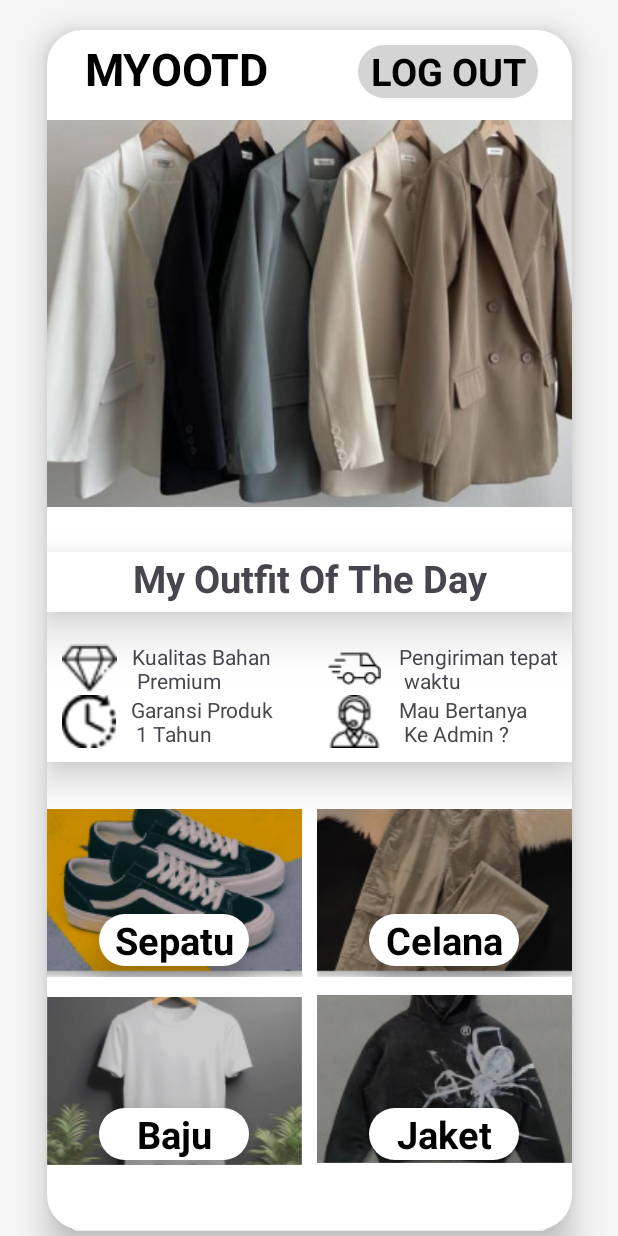
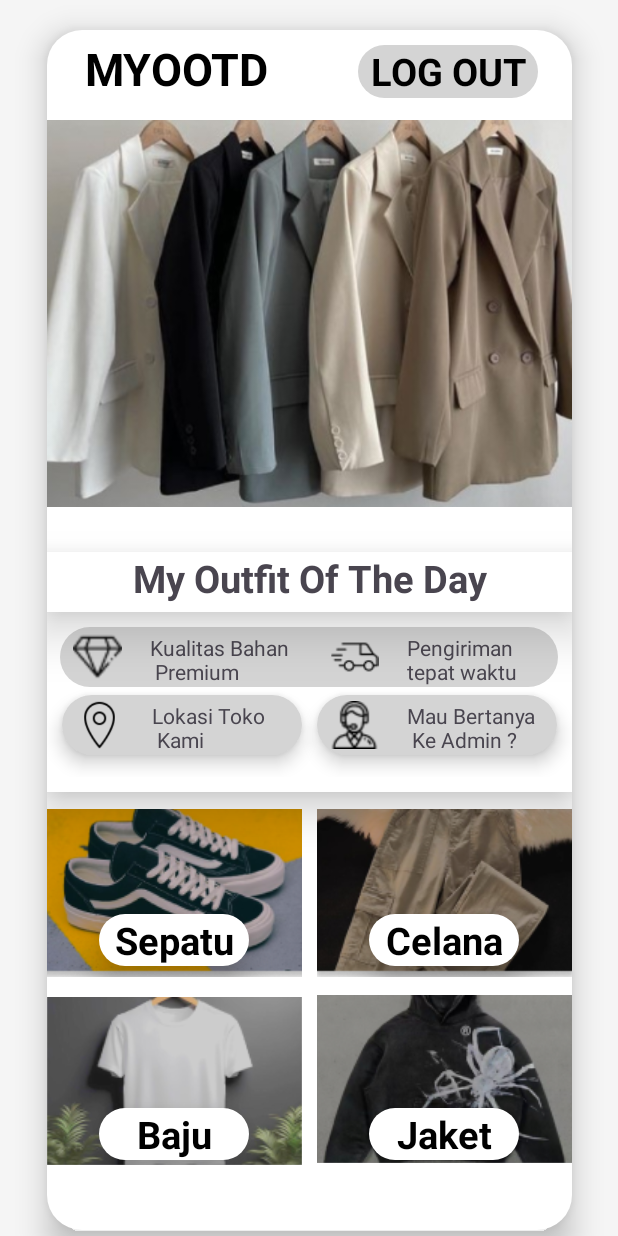
Before and after one commit to Handynnda/Project_Bp3_Aplikasi_My_Ootdd, an Android app: the DashboardUtama screen opened directly, with no data from a screen before it, on a phone screen of 412 x 824 dp. Run offline under Robolectric (Android 15) with nearby library versions, the phone set to English and light mode, and no system bars.

Commit message:
menambahkan fungsi feature pada dashboard

```diff
--- a/app/src/main/AndroidManifest.xml
+++ b/app/src/main/AndroidManifest.xml
@@ -14,6 +14,9 @@
         android:supportsRtl="true"
         android:theme="@style/Theme.AplikasiMyOotdd"
         tools:targetApi="31">
+        <activity
+            android:name=".Form_Admin"
+            android:exported="false" />
         <activity
             android:name=".Form_Detail"
             android:exported="false" />
--- a/app/src/main/java/com/example/aplikasimyootdd/DashboardUtama.java
+++ b/app/src/main/java/com/example/aplikasimyootdd/DashboardUtama.java
@@ -16,6 +16,27 @@ public class DashboardUtama extends AppCompatActivity {
     protected void onCreate(Bundle savedInstanceState) {
         super.onCreate(savedInstanceState);
         setContentView(R.layout.activity_dashboard_utama);
+
+        LinearLayout buttonBertanya = findViewById(R.id.buttonBertanya);
+        buttonBertanya.setOnClickListener(new View.OnClickListener() {
+            @Override
+            public void onClick(View v) {
+                Intent intent = new Intent(DashboardUtama.this, Form_Admin.class);
+                startActivity(intent);
+            }
+        });
+
+        LinearLayout buttonLokasi = findViewById(R.id.buttonLokasi);
+        buttonLokasi.setOnClickListener(new View.OnClickListener() {
+            @Override
+            public void onClick(View v) {
+                String mapsUrl = "https://maps.app.goo.gl/gnanWXipAhydj5Qe7?g_st=com.google.maps.preview.copy";
+                Intent intent = new Intent(Intent.ACTION_VIEW, Uri.parse(mapsUrl));
+                intent.setPackage("com.google.android.apps.maps");
+                startActivity(intent);
+            }
+        });
+
 
         TextView textLogout = findViewById(R.id.textLogout);
         textLogout.setOnClickListener(new View.OnClickListener() {
@@ -64,28 +85,5 @@ public class DashboardUtama extends AppCompatActivity {
 
 
         });
-//        ImageView whatsappIcon = findViewById(R.id.imageView3);
-//        whatsappIcon.setOnClickListener(new View.OnClickListener() {
-//            @Override
-//            public void onClick(View v) {
-//                String phoneNumber = "62895413920668";
-//                Uri uri = Uri.parse("https://api.whatsapp.com/send?phone=" + phoneNumber);
-//                Intent intent = new Intent(Intent.ACTION_VIEW, uri);
-//                startActivity(intent);
-//            }
-//        });
-//
-//        ImageView gmailIcon = findViewById(R.id.imageView2);
-//        gmailIcon.setOnClickListener(new View.OnClickListener() {
-//            @Override
-//            public void onClick(View v) {
-//                Intent intent = new Intent(Intent.ACTION_SEND);
-//                intent.setType("text/plain");
-//                intent.putExtra(Intent.EXTRA_EMAIL, new String[]{"Handynandaf@gmail.com"});
-//                intent.putExtra(Intent.EXTRA_SUBJECT, "Pertanyaan ke Admin");
-//                intent.putExtra(Intent.EXTRA_TEXT, "Halo Admin, saya ingin bertanya...");
-//                startActivity(Intent.createChooser(intent, "Kirim Email menggunakan:"));
-//            }
-//        });
     }
 }
--- a/app/src/main/java/com/example/aplikasimyootdd/Form_Pembayaran.java
+++ b/app/src/main/java/com/example/aplikasimyootdd/Form_Pembayaran.java
@@ -4,6 +4,7 @@ import android.content.Intent;
 import android.os.Bundle;
 import android.widget.Button;
 import android.widget.EditText;
+import android.widget.ImageView;
 import android.widget.RadioButton;
 import android.widget.RadioGroup;
 import android.widget.TextView;
@@ -17,6 +18,7 @@ public class Form_Pembayaran extends AppCompatActivity {
     private EditText inputNamaPembeli, inputAlamat, inputJumlah;
     private RadioGroup radioGroupMetode;
     private Button buttonSubmit;
+    private ImageView imageBack;
 
     @Override
     protected void onCreate(Bundle savedInstanceState) {
--- a/app/src/main/res/drawable/rounded_corner2.xml
+++ b/app/src/main/res/drawable/rounded_corner2.xml
@@ -1,5 +1,5 @@
 <?xml version="1.0" encoding="utf-8"?>
 <shape xmlns:android="http://schemas.android.com/apk/res/android">
     <solid android:color="#95A3BD" />
-    <corners android:radius="26dp" />
+    <corners android:radius="0dp" />
 </shape>
--- a/app/src/main/res/layout/activity_dashboard_utama.xml
+++ b/app/src/main/res/layout/activity_dashboard_utama.xml
@@ -74,104 +74,117 @@
 
         <LinearLayout
             android:layout_width="match_parent"
-            android:layout_height="100dp"
+            android:layout_height="120dp"
             android:background="@color/white"
             android:elevation="16dp"
             android:orientation="vertical">
 
             <LinearLayout
-                android:layout_width="match_parent"
+                android:layout_width="332dp"
                 android:layout_height="wrap_content"
-                android:layout_marginTop="20dp"
+                android:layout_gravity="center"
+                android:layout_marginTop="10dp"
+                android:background="@drawable/rounded_corner3"
                 android:orientation="horizontal">
 
                 <LinearLayout
-                    android:layout_width="match_parent"
-                    android:layout_height="match_parent"
-                    android:layout_weight="1"
+                    android:layout_width="160dp"
+                    android:layout_height="40dp"
                     android:orientation="horizontal">
 
                     <ImageView
                         android:id="@+id/imagedm"
-                        android:layout_width="31dp"
-                        android:layout_height="35dp"
-                        android:layout_weight="1"
+                        android:layout_width="50dp"
+                        android:layout_height="32dp"
+                        android:layout_marginTop="4dp"
                         app:srcCompat="@drawable/diamond" />
 
                     <TextView
                         android:id="@+id/textkualitas"
                         android:layout_width="wrap_content"
                         android:layout_height="wrap_content"
-                        android:layout_weight="1"
+                        android:layout_marginTop="4dp"
+                        android:layout_marginStart="10dp"
                         android:text="Kualitas Bahan\n Premium" />
                 </LinearLayout>
 
                 <LinearLayout
-                    android:layout_width="match_parent"
-                    android:layout_height="match_parent"
-                    android:layout_weight="1"
+                    android:layout_width="160dp"
+                    android:layout_height="40dp"
                     android:orientation="horizontal">
 
                     <ImageView
                         android:id="@+id/imagedelivery"
                         android:layout_width="50dp"
-                        android:layout_height="35dp"
-                        android:layout_weight="1"
+                        android:layout_height="32dp"
+                        android:layout_marginTop="4dp"
+                        android:layout_marginStart="11dp"
                         app:srcCompat="@drawable/delivery_car" />
 
                     <TextView
                         android:id="@+id/textpengiriman"
                         android:layout_width="wrap_content"
                         android:layout_height="wrap_content"
-                        android:layout_weight="1"
-                        android:text="Pengiriman tepat\n waktu" />
+                        android:layout_marginTop="4dp"
+                        android:layout_marginStart="10dp"
+                        android:text="Pengiriman tepat waktu" />
                 </LinearLayout>
 
             </LinearLayout>
             <LinearLayout
                 android:layout_width="match_parent"
-                android:layout_height="wrap_content"
+                android:layout_height="60dp"
                 android:orientation="horizontal">
 
                 <LinearLayout
-                    android:layout_width="match_parent"
-                    android:layout_height="match_parent"
-                    android:layout_weight="1"
+                    android:id="@+id/buttonLokasi"
+                    android:layout_width="160dp"
+                    android:layout_height="40dp"
+                    android:layout_marginStart="10dp"
+                    android:elevation="7dp"
+                    android:background="@drawable/rounded_corner3"
+                    android:layout_marginTop="5dp"
                     android:orientation="horizontal">
 
                     <ImageView
-                        android:id="@+id/imagetime"
-                        android:layout_width="32dp"
-                        android:layout_height="35dp"
-                        android:layout_weight="1"
-                        app:srcCompat="@drawable/time_left" />
+                        android:id="@+id/imagelocation"
+                        android:layout_width="50dp"
+                        android:layout_height="32dp"
+                        android:layout_marginTop="4dp"
+                        app:srcCompat="@drawable/lokasi" />
 
                     <TextView
-                        android:id="@+id/textgaransi"
+                        android:id="@+id/textLokasi"
                         android:layout_width="wrap_content"
                         android:layout_height="wrap_content"
-                        android:layout_weight="1"
-                        android:text="Garansi Produk\n 1 Tahun" />
+                        android:layout_marginTop="4dp"
+                        android:layout_marginStart="10dp"
+                        android:text="Lokasi Toko \n Kami" />
                 </LinearLayout>
 
                 <LinearLayout
-                    android:layout_width="match_parent"
-                    android:layout_height="match_parent"
-                    android:layout_weight="1"
+                    android:id="@+id/buttonBertanya"
+                    android:layout_width="160dp"
+                    android:layout_height="40dp"
+                    android:layout_marginTop="5dp"
+                    android:layout_marginStart="10dp"
+                    android:elevation="7dp"
+                    android:background="@drawable/rounded_corner3"
                     android:orientation="horizontal">
 
                     <ImageView
                         android:id="@+id/imageadmin"
-                        android:layout_width="30dp"
-                        android:layout_height="35dp"
-                        android:layout_weight="1"
+                        android:layout_width="50dp"
+                        android:layout_height="32dp"
+                        android:layout_marginTop="4dp"
                         app:srcCompat="@drawable/support" />
 
                     <TextView
-                        android:id="@+id/textbetanya"
+                        android:id="@+id/textbertanya"
                         android:layout_width="wrap_content"
                         android:layout_height="wrap_content"
-                        android:layout_weight="1"
+                        android:layout_marginTop="4dp"
+                        android:layout_marginStart="10dp"
                         android:text="Mau Bertanya\n Ke Admin ?" />
                 </LinearLayout>
 
@@ -188,7 +201,7 @@
             <LinearLayout
                 android:layout_width="match_parent"
                 android:layout_height="115dp"
-                android:layout_marginTop="30dp"
+                android:layout_marginTop="10dp"
                 android:orientation="horizontal">
 
                 <LinearLayout
--- a/app/src/main/res/layout/activity_form_pembayaran.xml
+++ b/app/src/main/res/layout/activity_form_pembayaran.xml
@@ -14,6 +14,7 @@
         android:gravity="center">
 
         <!-- CardView untuk Nama Barang -->
+
         <androidx.cardview.widget.CardView
             android:layout_width="match_parent"
             android:layout_height="wrap_content"
@@ -24,7 +25,7 @@
             <LinearLayout
                 android:layout_width="match_parent"
                 android:layout_height="wrap_content"
-                android:orientation="vertical"
+                android:orientation="horizontal"
                 android:padding="16dp"
                 android:background="@color/white">
 
@@ -115,5 +116,6 @@
             android:padding="12dp"
             android:layout_marginTop="16dp"
             android:layout_marginBottom="16dp" />
+
     </LinearLayout>
 </ScrollView>
```
Also changed, not shown: app/src/main/java/com/example/aplikasimyootdd/Form_Admin.java (added, +92 -0 lines), app/src/main/res/layout/activity_form_admin.xml (added, +247 -0 lines), app/src/main/res/drawable/arga.png (added), app/src/main/res/drawable/handy.png (added), app/src/main/res/drawable/iseu.png (added), app/src/main/res/drawable/lokasi.png (added), app/src/main/res/drawable/time_left.png (deleted).
